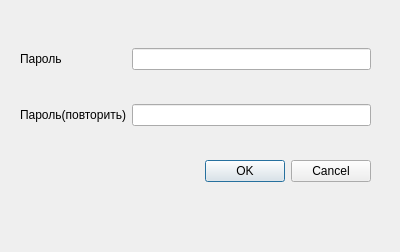
Qt form ARMInspectorGUI/pwdFrm.ui (sid1980/ARMInspector) before a commit.
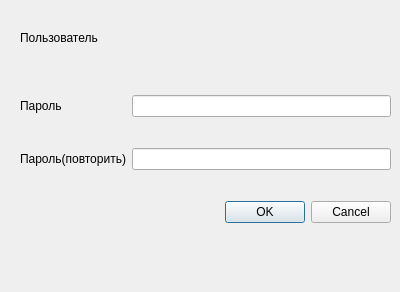
The same form after that commit.

Commit message: windows: password

What changed in the file:
```diff
--- a/ARMInspectorGUI/pwdFrm.ui
+++ b/ARMInspectorGUI/pwdFrm.ui
@@ -10,24 +10,27 @@
     <x>0</x>
     <y>0</y>
     <width>400</width>
-    <height>252</height>
+    <height>292</height>
    </rect>
   </property>
   <property name="windowTitle">
    <string>Новый пароль</string>
   </property>
-  <widget class="QWidget" name="">
+  <widget class="QWidget" name="layoutWidget">
    <property name="geometry">
     <rect>
      <x>20</x>
-     <y>20</y>
-     <width>351</width>
-     <height>191</height>
+     <y>70</y>
+     <width>371</width>
+     <height>181</height>
     </rect>
    </property>
    <layout class="QGridLayout" name="gridLayout">
     <item row="0" column="0">
      <widget class="QLabel" name="labelPwd">
+      <property name="lineWidth">
+       <number>-2</number>
+      </property>
       <property name="text">
        <string>Пароль</string>
       </property>
@@ -37,7 +40,11 @@
      </widget>
     </item>
     <item row="0" column="1">
-     <widget class="QLineEdit" name="lineEditPwd"/>
+     <widget class="QLineEdit" name="lineEditPwd">
+      <property name="echoMode">
+       <enum>QLineEdit::PasswordEchoOnEdit</enum>
+      </property>
+     </widget>
     </item>
     <item row="1" column="0">
      <widget class="QLabel" name="labelPwd2">
@@ -47,7 +54,11 @@
      </widget>
     </item>
     <item row="1" column="1">
-     <widget class="QLineEdit" name="lineEditPwd2"/>
+     <widget class="QLineEdit" name="lineEditPwd2">
+      <property name="echoMode">
+       <enum>QLineEdit::PasswordEchoOnEdit</enum>
+      </property>
+     </widget>
     </item>
     <item row="2" column="0" colspan="2">
      <widget class="QDialogButtonBox" name="buttonBox">
@@ -61,6 +72,47 @@
     </item>
    </layout>
   </widget>
+  <widget class="QWidget" name="layoutWidget">
+   <property name="geometry">
+    <rect>
+     <x>20</x>
+     <y>30</y>
+     <width>371</width>
+     <height>40</height>
+    </rect>
+   </property>
+   <layout class="QGridLayout" name="gridLayout_2">
+    <item row="1" column="0" colspan="2">
+     <widget class="QLabel" name="labelUser">
+      <property name="font">
+       <font>
+        <family>Consolas</family>
+        <pointsize>12</pointsize>
+       </font>
+      </property>
+      <property name="layoutDirection">
+       <enum>Qt::RightToLeft</enum>
+      </property>
+      <property name="styleSheet">
+       <string notr="true">color:red;</string>
+      </property>
+      <property name="lineWidth">
+       <number>0</number>
+      </property>
+      <property name="text">
+       <string/>
+      </property>
+     </widget>
+    </item>
+    <item row="0" column="0">
+     <widget class="QLabel" name="labelUse1">
+      <property name="text">
+       <string>Пользователь</string>
+      </property>
+     </widget>
+    </item>
+   </layout>
+  </widget>
  </widget>
  <resources/>
  <connections>
```
Left out of the diff: 32 changed lines with no effect on the pictures. The commit also changes 17 other files.
